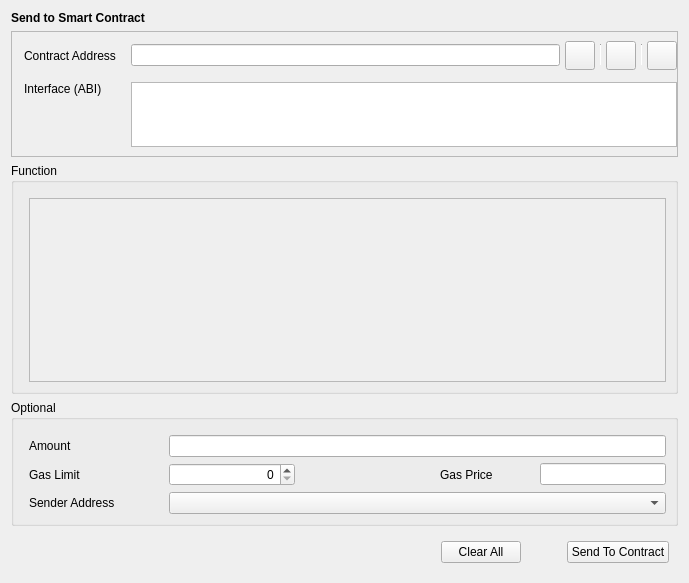
Before: the Qt Designer form src/qt/forms/sendtocontract.ui in qtumproject/qtum, drawn with Qt 5.
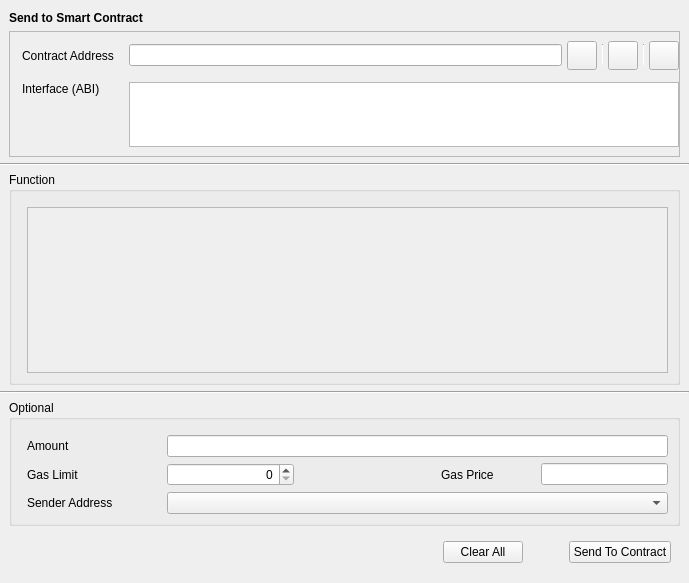
After: the same form once the commit is applied. Custom widgets are drawn as their Qt base class.

Commit message: Add contract line

```diff
--- a/src/qt/forms/sendtocontract.ui
+++ b/src/qt/forms/sendtocontract.ui
@@ -14,6 +14,12 @@
    <string>Form</string>
   </property>
   <layout class="QVBoxLayout" name="verticalLayout">
+   <property name="leftMargin">
+    <number>0</number>
+   </property>
+   <property name="rightMargin">
+    <number>0</number>
+   </property>
    <item>
     <widget class="QStackedWidget" name="stackedWidget">
      <property name="currentIndex">
@@ -34,6 +40,14 @@
         <number>0</number>
        </property>
        <item>
+        <layout class="QVBoxLayout" name="verticalLayout_5">
+         <property name="leftMargin">
+          <number>9</number>
+         </property>
+         <property name="rightMargin">
+          <number>9</number>
+         </property>
+         <item>
         <widget class="QLabel" name="labelTitle">
          <property name="font">
           <font>
@@ -200,6 +214,23 @@
          </layout>
         </widget>
        </item>
+        </layout>
+       </item>
+       <item>
+        <widget class="Line" name="hContractLine">
+         <property name="orientation">
+          <enum>Qt::Horizontal</enum>
+         </property>
+        </widget>
+       </item>
+       <item>
+        <layout class="QVBoxLayout" name="verticalLayout_6">
+         <property name="leftMargin">
+          <number>9</number>
+         </property>
+         <property name="rightMargin">
+          <number>9</number>
+         </property>
        <item>
         <widget class="QGroupBox" name="groupBoxFunction">
          <property name="title">
@@ -226,7 +257,7 @@
                <x>0</x>
                <y>0</y>
                <width>639</width>
-               <height>182</height>
+                 <height>137</height>
               </rect>
              </property>
             </widget>
@@ -235,6 +266,23 @@
          </layout>
         </widget>
        </item>
+        </layout>
+       </item>
+       <item>
+        <widget class="Line" name="hContractLine2">
+         <property name="orientation">
+          <enum>Qt::Horizontal</enum>
+         </property>
+        </widget>
+       </item>
+       <item>
+        <layout class="QVBoxLayout" name="verticalLayout_7">
+         <property name="leftMargin">
+          <number>9</number>
+         </property>
+         <property name="rightMargin">
+          <number>9</number>
+         </property>
        <item>
         <widget class="QGroupBox" name="groupBoxOptional">
          <property name="title">
@@ -375,19 +423,21 @@
         </widget>
        </item>
       </layout>
+       </item>
+      </layout>
      </widget>
     </widget>
    </item>
    <item>
     <layout class="QHBoxLayout" name="horizontalLayout">
      <property name="leftMargin">
-      <number>9</number>
+      <number>18</number>
      </property>
      <property name="topMargin">
       <number>9</number>
      </property>
      <property name="rightMargin">
-      <number>9</number>
+      <number>18</number>
      </property>
      <property name="bottomMargin">
       <number>9</number>
@@ -443,17 +493,6 @@
   </layout>
  </widget>
  <customwidgets>
-  <customwidget>
-   <class>QValidatedLineEdit</class>
-   <extends>QLineEdit</extends>
-   <header>qt/qvalidatedlineedit.h</header>
-  </customwidget>
-  <customwidget>
-   <class>BitcoinAmountField</class>
-   <extends>QLineEdit</extends>
-   <header>qt/bitcoinamountfield.h</header>
-   <container>1</container>
-  </customwidget>
   <customwidget>
    <class>QValidatedTextEdit</class>
    <extends>QTextEdit</extends>
@@ -464,6 +503,17 @@
    <extends>QComboBox</extends>
    <header>qt/addressfield.h</header>
   </customwidget>
+  <customwidget>
+   <class>BitcoinAmountField</class>
+   <extends>QLineEdit</extends>
+   <header>qt/bitcoinamountfield.h</header>
+   <container>1</container>
+  </customwidget>
+  <customwidget>
+   <class>QValidatedLineEdit</class>
+   <extends>QLineEdit</extends>
+   <header>qt/qvalidatedlineedit.h</header>
+  </customwidget>
  </customwidgets>
  <resources/>
  <connections/>
```
Lines whose indentation alone changed are shown as unchanged. The commit also changes 4 other files.
